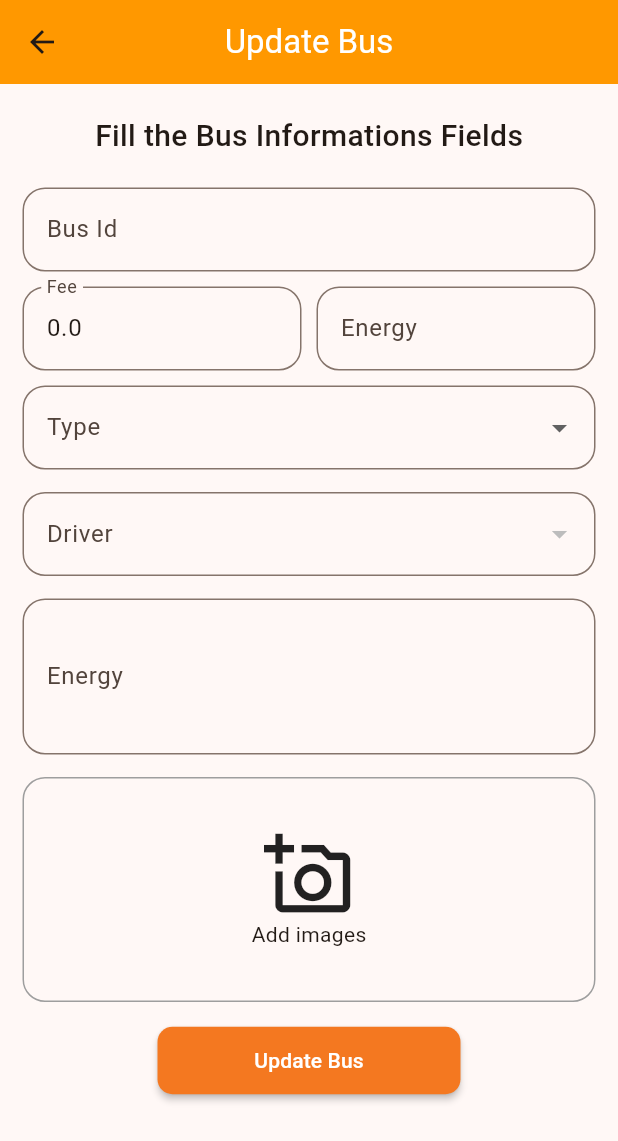
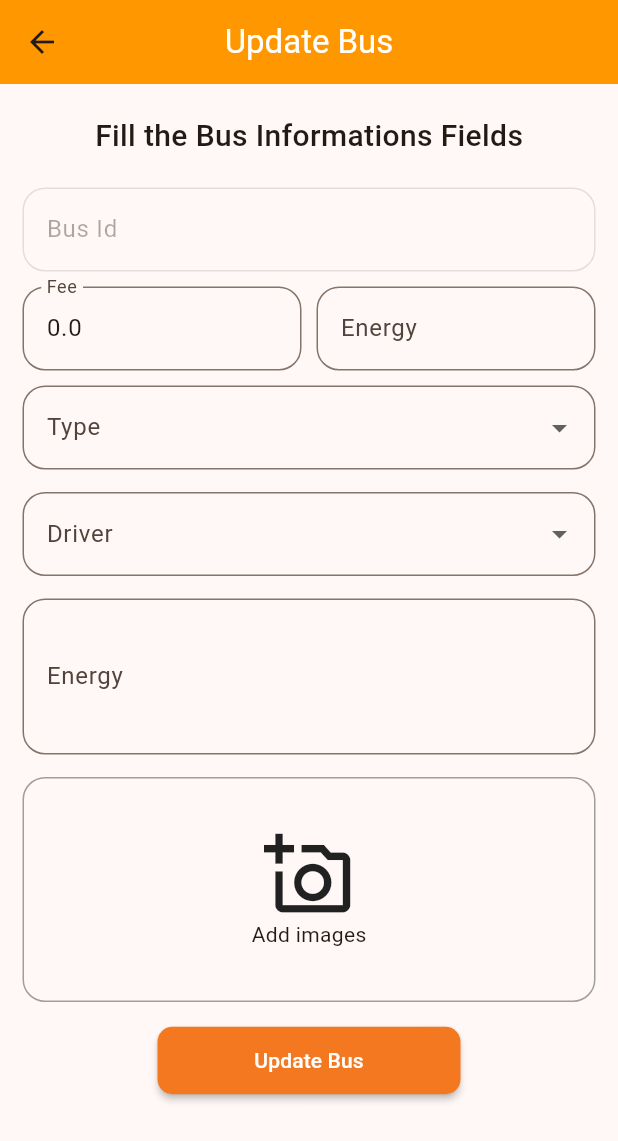
Before and after one commit to rabieHs/bus-location, a Flutter app: the UpdateBusPage screen opened directly with empty values, on a phone screen of 412 x 824 dp. Shown: the top 1141 px of the screen. Run offline on Flutter 3.47's test engine with Material 3 defaults, Android fonts, the phone set to English and light mode, and no system bars; our stand-ins replace cloud_firestore, firebase_auth, firebase_core, firebase_storage, geolocator, image_picker; accounts and stored records are empty.

Commit message:
fix some issues

```diff
--- a/lib/database/athentication.dart
+++ b/lib/database/athentication.dart
@@ -36,16 +36,22 @@ class DatabaseAuthentication {
 
   Future<bool> registerUser(String name, String lastname, String email,
       String type, String? phone, String password) async {
+    //creation du compte
     final resultat = await _auth.createUserWithEmailAndPassword(
         email: email, password: password);
+    //verification si le resultat contient un utilisateur
     if (resultat.user != null) {
+      //type ==> par
       if (type == "admin") {
+        //creation ==>class  admin
         final admin = Admin(
             phone: phone!,
             name: name,
             lastname: lastname,
             email: email,
             id: resultat.user!.uid);
+
+        // enregistrement des donnees ssur la base de donees (firabse)
         await _firestore.collection("users").doc(admin.id).set(admin.toMap());
         return true;
       } else if (type == "driver") {
--- a/lib/views/admin/add_bus_page.dart
+++ b/lib/views/admin/add_bus_page.dart
@@ -189,7 +189,7 @@ class _AddBusPageState extends State<AddBusPage> {
                     },
                     controller: descriptionController,
                     decoration: InputDecoration(
-                        labelText: "Energy",
+                        labelText: "Description",
                         border: OutlineInputBorder(
                           borderRadius: BorderRadius.circular(15),
                         )),
--- a/lib/views/admin/admin_bus_reservations_requests.dart
+++ b/lib/views/admin/admin_bus_reservations_requests.dart
@@ -25,7 +25,7 @@ class _AdminsBusReservationsRequestPageState
     "all",
     "waiting",
     "accepted",
-    "refused",
+    "rejected",
   ];
   int selectedIndex = 0;
   final searchController = TextEditingController();
--- a/lib/views/admin/update_bus_page.dart
+++ b/lib/views/admin/update_bus_page.dart
@@ -32,6 +32,12 @@ class _AddBusPageState extends State<UpdateBusPage> {
 
   getDrivers() async {
     drivers = await DatabaseAuthentication().getDriverList();
+    drivers.add(Driver(
+      name: "No Driver",
+      lastname: "",
+      email: "",
+      id: "id",
+    ));
     setState(() {});
   }
 
@@ -79,6 +85,7 @@ class _AddBusPageState extends State<UpdateBusPage> {
                         return "please fill the field !";
                       }
                     },
+                    enabled: false,
                     controller: idController,
                     decoration: InputDecoration(
                         labelText: "Bus Id",
--- a/lib/views/client/client_home_page.dart
+++ b/lib/views/client/client_home_page.dart
@@ -12,8 +12,8 @@ class ClientHomePage extends StatefulWidget {
 }
 
 class _ClientHomePageState extends State<ClientHomePage> {
-  List<Widget> adminPages = [
-    ClientBusPage(),
+  List<Widget> clientPages = [
+    ClientBusPage(), //liste des bus
     ClientHistoryPage(),
     ClientProfilePage(),
   ];
@@ -37,7 +37,7 @@ class _ClientHomePageState extends State<ClientHomePage> {
           BottomNavigationBarItem(icon: Icon(Icons.person), label: "Profile"),
         ],
       ),
-      body: adminPages[currentIndex],
+      body: clientPages[currentIndex],
     );
   }
 }
--- a/lib/views/client/rent_history_page.dart
+++ b/lib/views/client/rent_history_page.dart
@@ -207,7 +207,7 @@ class _ClientHistoryPageState extends State<ClientHistoryPage> {
                                                       fontSize: 13),
                                                 ),
                                                 Text(
-                                                  "${rental.fee.toInt()} Dt",
+                                                  "${rental.totalPrice} Dt",
                                                   style: TextStyle(
                                                       color:
                                                           Colors.grey.shade600),
--- a/lib/views/driver/driver_bus_page.dart
+++ b/lib/views/driver/driver_bus_page.dart
@@ -44,7 +44,7 @@ class _DriverBusPageState extends State<DriverBusPage> {
               builder: (context, result) {
                 if (result.hasError) {
                   return Center(
-                    child: Text("error occured !"),
+                    child: Text("no Rental founs !"),
                   );
                 }
                 if (result.data == null || result.data!.isEmpty) {
```
Also changed, not shown: lib/views/client/client_bus_details_page.dart (+13 -5 lines).
